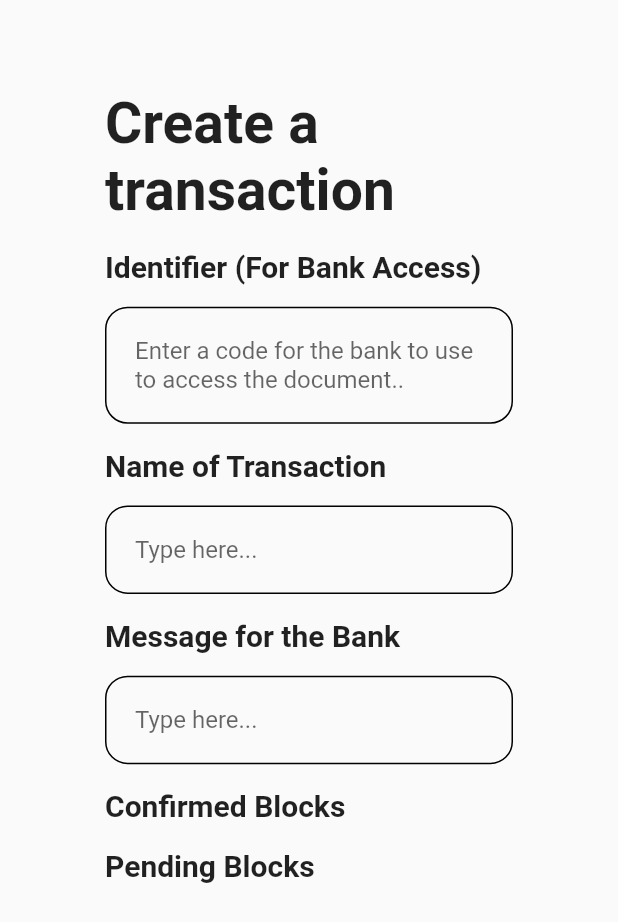
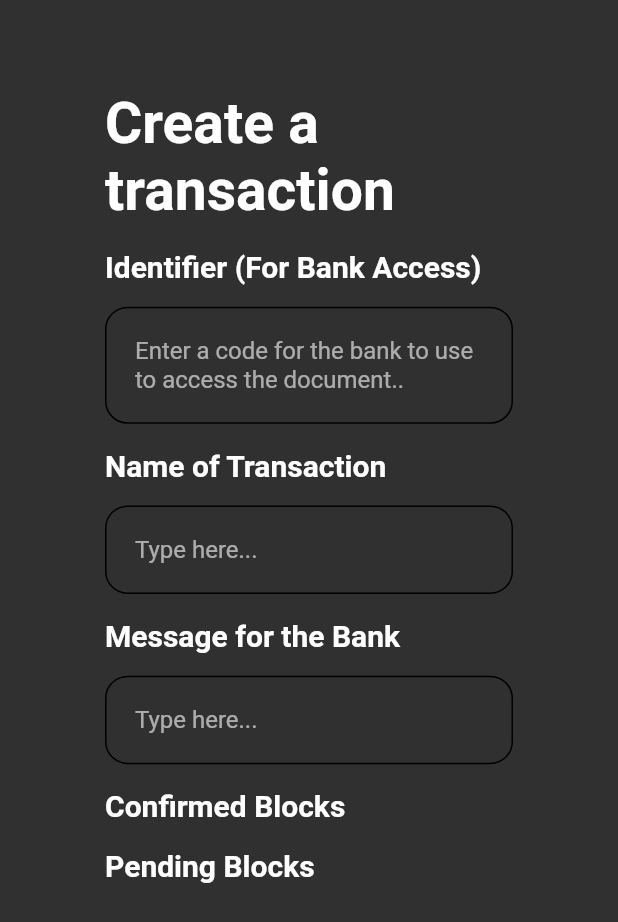
Before and after one commit to waffle987/lit_hackathon_team_scale, a Flutter app: the screen it shows once a user with an empty profile is signed in, after a tap on "Create Transaction", on a phone screen of 412 x 824 dp. Shown: the top 922 px of the screen. Run offline on Flutter 3.47's test engine with Material 2 defaults, Android fonts, the phone set to English and light mode, and no system bars; our stand-ins replace bubble_tab_indicator, cloud_firestore, firebase_auth, firebase_core, font_awesome_flutter, get and 1 more; accounts and stored records are empty; statements that could not run were skipped.

Commit message:
UI Update-JJ

```diff
--- a/lib/main.dart
+++ b/lib/main.dart
@@ -18,9 +18,7 @@ class MyApp extends StatelessWidget {
     return GetMaterialApp(
       debugShowCheckedModeBanner: false,
       title: 'LIT Hack',
-      theme: ThemeData(
-        primarySwatch: Colors.blue,
-      ),
+      theme: ThemeData.dark(),
       home: AuthHomePage(),
     );
   }
--- a/lib/ui/unauth_home/unauth_home_page.dart
+++ b/lib/ui/unauth_home/unauth_home_page.dart
@@ -20,7 +20,23 @@ class UnAuthHomePage extends StatelessWidget {
         drawer: sizingInformation.deviceScreenType == DeviceScreenType.mobile
             ? NavigationDrawer()
             : null,
-        body: CenteredView(
+        body: Container(
+          decoration: const BoxDecoration(color: Colors.white),
+          child: Stack(
+            children: [
+              Positioned.fill(
+                child: ColorFiltered(
+                  colorFilter: ColorFilter.mode(
+                    Colors.grey,
+                    BlendMode.saturation,
+                  ),
+                  child: Image.asset(
+                    'background2.png',
+                    fit: BoxFit.fill,
+                  ),
+                ),
+              ),
+              CenteredView(
                 child: Column(
                   children: [
                     Obx(() => Text(c.text.value)),
@@ -35,6 +51,9 @@ class UnAuthHomePage extends StatelessWidget {
                   ],
                 ),
               ),
+            ],
+          ),
+        ),
       ),
     );
   }
--- a/lib/widgets/navigation_bar/nav_bar_logo.dart
+++ b/lib/widgets/navigation_bar/nav_bar_logo.dart
@@ -7,10 +7,9 @@ class NavBarLogo extends StatelessWidget {
   @override
   Widget build(BuildContext context) {
     return SizedBox(
-      height: 80,
-      width: 150,
-      child: Container(color: primaryColor),
-      // child: Image.asset('assets/logo.png'),
+      height: 100,
+      width: 200,
+      child: Image.asset('assets/logo.png'),
     );
   }
 }
--- a/pubspec.yaml
+++ b/pubspec.yaml
@@ -58,9 +58,8 @@ flutter:
   uses-material-design: true
 
   # To add assets to your application, add an assets section, like this:
-  # assets:
-  #   - images/a_dot_burr.jpeg
-  #   - images/a_dot_ham.jpeg
+  assets:
+    - assets/
 
   # An image asset can refer to one or more resolution-specific "variants", see
   # https://flutter.dev/assets-and-images/#resolution-aware.
```
Also changed, not shown: lib/ui/team_page/team_page.dart (+12 -13 lines), assets/Ben.jpg (added), assets/Darren.jpg (added), assets/JJ.jpg (added), assets/LIT-Hack-Logo.jpg (added), assets/background1.png (added), assets/background2.png (added), assets/logo.png (added). Lines whose indentation alone changed are shown as unchanged.
